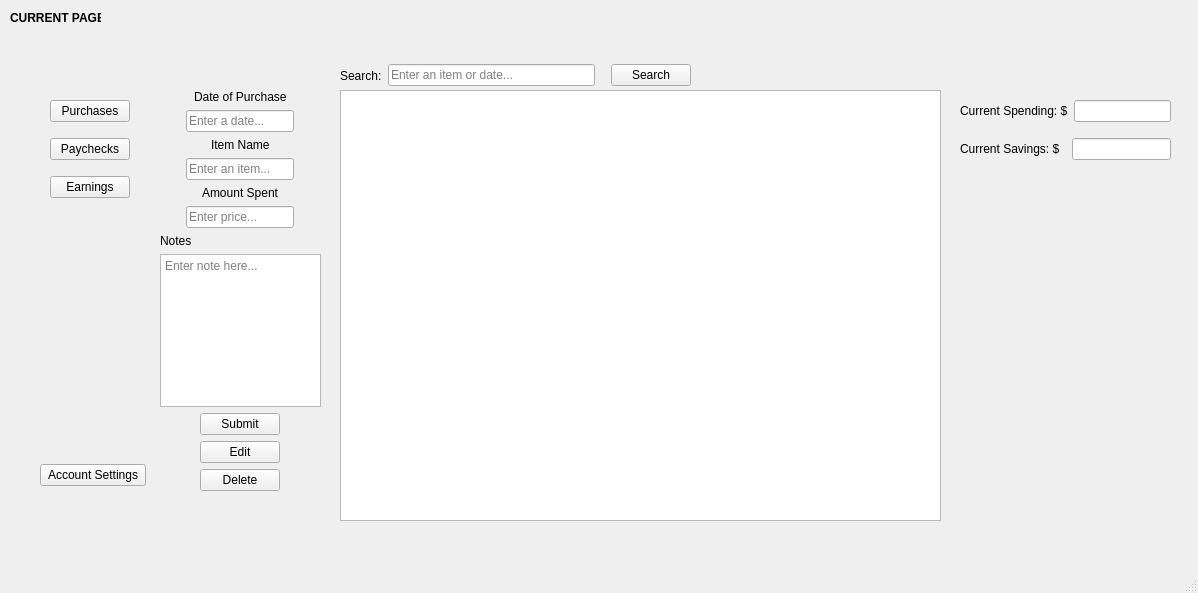
Qt form FinanceCalculatorV2/finance_page.ui (UnitedPuggs/FinanceCalculatorV2) before a commit.
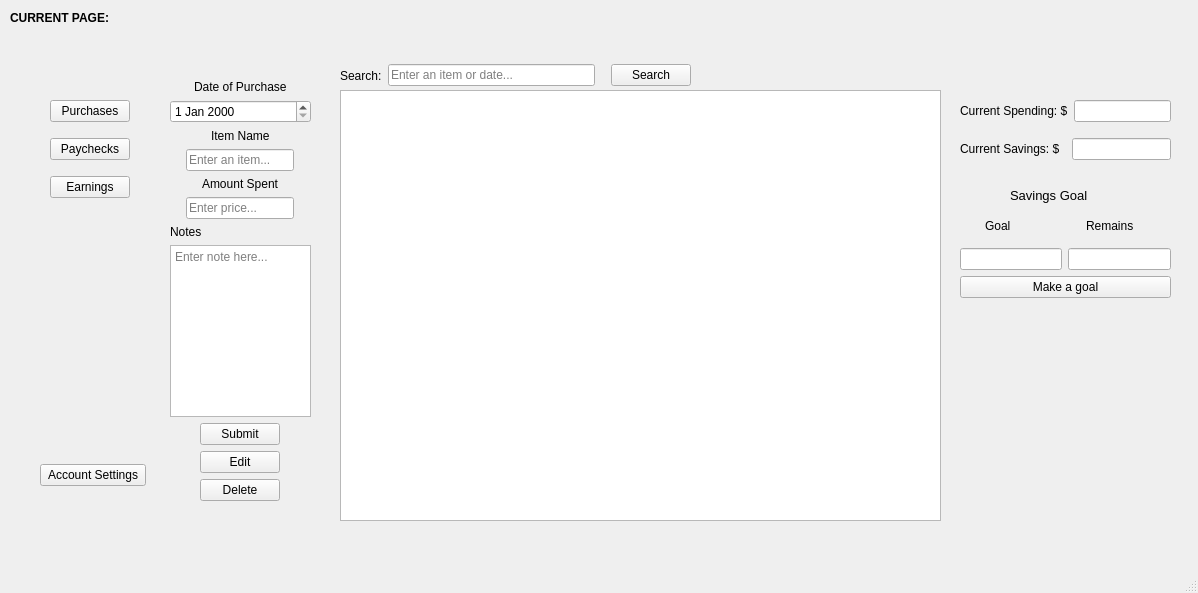
The same form after that commit.

Commit message:
updated date lines and created savings goal window
changed date lines to date edits and created savings goal window and some functionality. need to add persistence to savings goal.

```diff
--- a/FinanceCalculatorV2/finance_page.ui
+++ b/FinanceCalculatorV2/finance_page.ui
@@ -52,60 +52,70 @@
      <widget class="QWidget" name="verticalLayoutWidget">
       <property name="geometry">
        <rect>
-        <x>20</x>
-        <y>40</y>
-        <width>161</width>
-        <height>401</height>
+        <x>30</x>
+        <y>30</y>
+        <width>141</width>
+        <height>421</height>
        </rect>
       </property>
       <layout class="QVBoxLayout" name="infovert">
        <property name="sizeConstraint">
         <enum>QLayout::SetDefaultConstraint</enum>
        </property>
-       <item>
-        <layout class="QVBoxLayout" name="datevert">
-         <property name="sizeConstraint">
-          <enum>QLayout::SetNoConstraint</enum>
-         </property>
-         <item alignment="Qt::AlignHCenter">
-          <widget class="QLabel" name="dateLabel">
-           <property name="sizePolicy">
-            <sizepolicy hsizetype="Minimum" vsizetype="Preferred">
-             <horstretch>0</horstretch>
-             <verstretch>0</verstretch>
-            </sizepolicy>
-           </property>
-           <property name="frameShape">
-            <enum>QFrame::NoFrame</enum>
-           </property>
-           <property name="text">
-            <string>Date of Purchase</string>
-           </property>
-           <property name="alignment">
-            <set>Qt::AlignLeading|Qt::AlignLeft|Qt::AlignVCenter</set>
-           </property>
-          </widget>
-         </item>
-         <item alignment="Qt::AlignHCenter">
-          <widget class="QLineEdit" name="dateLine">
-           <property name="sizePolicy">
-            <sizepolicy hsizetype="Fixed" vsizetype="Fixed">
-             <horstretch>0</horstretch>
-             <verstretch>0</verstretch>
-            </sizepolicy>
-           </property>
-           <property name="placeholderText">
-            <string>Enter a date...</string>
-           </property>
-          </widget>
-         </item>
-        </layout>
-       </item>
        <item>
         <layout class="QVBoxLayout" name="itemvert">
          <property name="sizeConstraint">
           <enum>QLayout::SetNoConstraint</enum>
          </property>
+         <item>
+          <layout class="QGridLayout" name="gridLayout">
+           <item row="0" column="0">
+            <layout class="QVBoxLayout" name="datevert">
+             <property name="sizeConstraint">
+              <enum>QLayout::SetNoConstraint</enum>
+             </property>
+             <item alignment="Qt::AlignHCenter">
+              <widget class="QLabel" name="dateLabel">
+               <property name="sizePolicy">
+                <sizepolicy hsizetype="Minimum" vsizetype="Preferred">
+                 <horstretch>0</horstretch>
+                 <verstretch>0</verstretch>
+                </sizepolicy>
+               </property>
+               <property name="frameShape">
+                <enum>QFrame::NoFrame</enum>
+               </property>
+               <property name="text">
+                <string>Date of Purchase</string>
+               </property>
+               <property name="alignment">
+                <set>Qt::AlignLeading|Qt::AlignLeft|Qt::AlignVCenter</set>
+               </property>
+              </widget>
+             </item>
+             <item>
+              <widget class="QDateEdit" name="purchaseDateEdit"/>
+             </item>
+             <item>
+              <spacer name="verticalSpacer">
+               <property name="orientation">
+                <enum>Qt::Vertical</enum>
+               </property>
+               <property name="sizeType">
+                <enum>QSizePolicy::Ignored</enum>
+               </property>
+               <property name="sizeHint" stdset="0">
+                <size>
+                 <width>20</width>
+                 <height>25</height>
+                </size>
+               </property>
+              </spacer>
+             </item>
+            </layout>
+           </item>
+          </layout>
+         </item>
          <item alignment="Qt::AlignHCenter">
           <widget class="QLabel" name="itemLabel">
            <property name="text">
@@ -829,7 +839,7 @@
      <rect>
       <x>10</x>
       <y>10</y>
-      <width>91</width>
+      <width>101</width>
       <height>16</height>
      </rect>
     </property>
@@ -846,7 +856,7 @@
    <widget class="QLabel" name="pageLabel">
     <property name="geometry">
      <rect>
-      <x>106</x>
+      <x>110</x>
       <y>8</y>
       <width>51</width>
       <height>20</height>
@@ -856,6 +866,114 @@
      <string/>
     </property>
    </widget>
+   <widget class="QLabel" name="label">
+    <property name="geometry">
+     <rect>
+      <x>1010</x>
+      <y>180</y>
+      <width>101</width>
+      <height>31</height>
+     </rect>
+    </property>
+    <property name="font">
+     <font>
+      <pointsize>10</pointsize>
+     </font>
+    </property>
+    <property name="text">
+     <string>Savings Goal</string>
+    </property>
+   </widget>
+   <widget class="QWidget" name="verticalLayoutWidget_2">
+    <property name="geometry">
+     <rect>
+      <x>960</x>
+      <y>210</y>
+      <width>211</width>
+      <height>88</height>
+     </rect>
+    </property>
+    <layout class="QVBoxLayout" name="verticalLayout_5">
+     <item>
+      <layout class="QHBoxLayout" name="horizontalLayout_2">
+       <item>
+        <spacer name="horizontalSpacer_4">
+         <property name="orientation">
+          <enum>Qt::Horizontal</enum>
+         </property>
+         <property name="sizeType">
+          <enum>QSizePolicy::Fixed</enum>
+         </property>
+         <property name="sizeHint" stdset="0">
+          <size>
+           <width>25</width>
+           <height>20</height>
+          </size>
+         </property>
+        </spacer>
+       </item>
+       <item>
+        <widget class="QLabel" name="savingGoalLabel">
+         <property name="text">
+          <string>Goal</string>
+         </property>
+        </widget>
+       </item>
+       <item>
+        <spacer name="horizontalSpacer_2">
+         <property name="orientation">
+          <enum>Qt::Horizontal</enum>
+         </property>
+         <property name="sizeType">
+          <enum>QSizePolicy::Fixed</enum>
+         </property>
+         <property name="sizeHint" stdset="0">
+          <size>
+           <width>10</width>
+           <height>20</height>
+          </size>
+         </property>
+        </spacer>
+       </item>
+       <item>
+        <widget class="QLabel" name="savingRemainLabel">
+         <property name="text">
+          <string>Remains</string>
+         </property>
+        </widget>
+       </item>
+      </layout>
+     </item>
+     <item>
+      <layout class="QHBoxLayout" name="horizontalLayout">
+       <item>
+        <widget class="QLineEdit" name="savingGoalLine">
+         <property name="echoMode">
+          <enum>QLineEdit::Normal</enum>
+         </property>
+         <property name="readOnly">
+          <bool>true</bool>
+         </property>
+        </widget>
+       </item>
+       <item>
+        <widget class="QLineEdit" name="savingRemainLine">
+         <property name="readOnly">
+          <bool>true</bool>
+         </property>
+        </widget>
+       </item>
+      </layout>
+     </item>
+     <item>
+      <widget class="QPushButton" name="pushButton">
+       <property name="text">
+        <string>Make a goal</string>
+       </property>
+      </widget>
+     </item>
+    </layout>
+   </widget>
   </widget>
   <widget class="QMenuBar" name="menubar">
    <property name="geometry">
```
Left out of the diff: 66 changed lines with no effect on the pictures. The commit also changes 23 other files.
